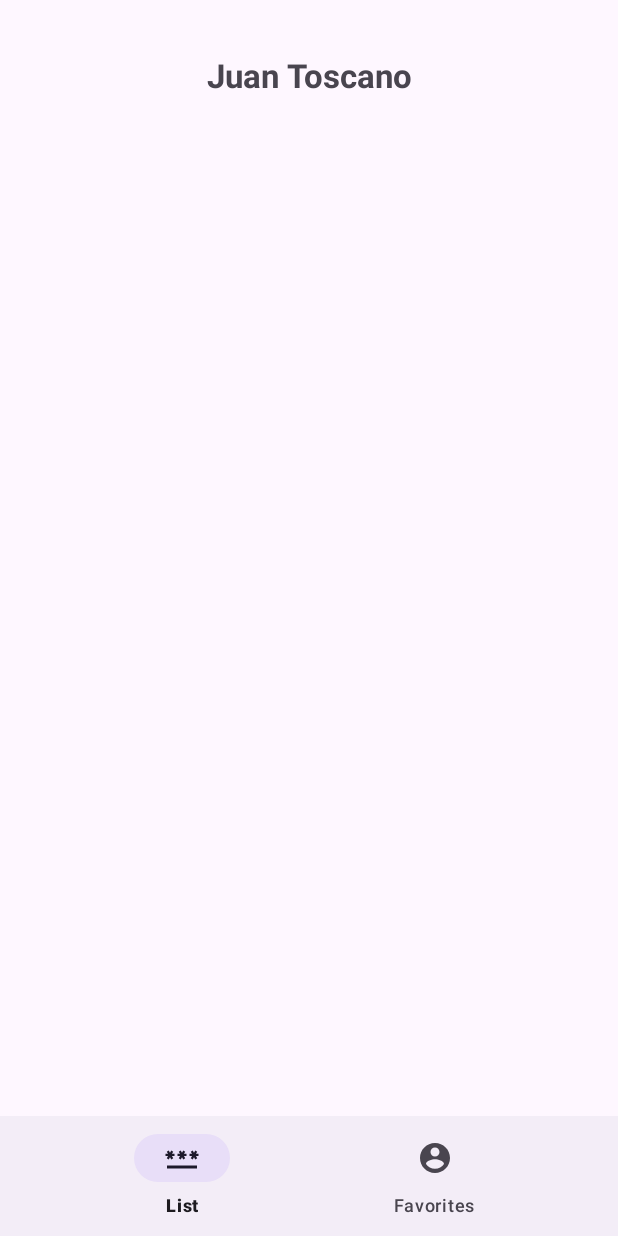
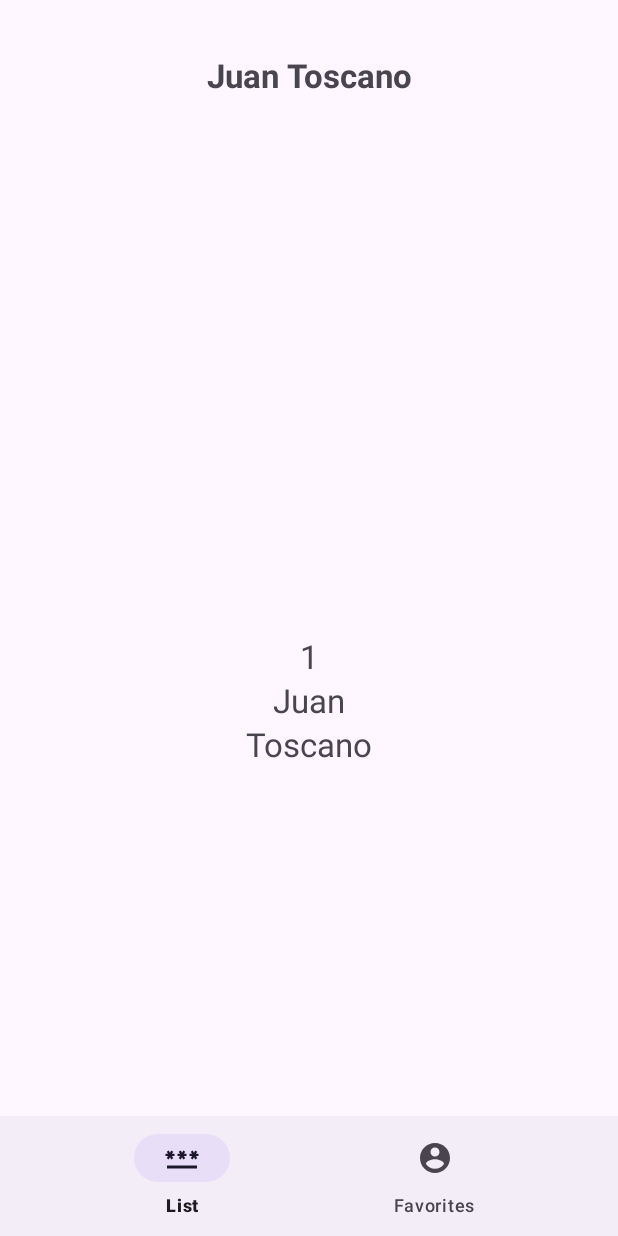
Before and after one commit to AndrToscano/test, an Android app: the screen it shows after launch (PrincipalActivity), on a phone screen of 412 x 824 dp. Run offline under Robolectric (Android 15) with nearby library versions, the phone set to English and light mode, and no system bars; our stand-ins replace Room's generated code; Roboto replaces fonts that are not available here.

Commit message:
RecyclerView

```diff
--- a/app/src/main/java/com/toscano/test/ui/activities/PrincipalActivity.kt
+++ b/app/src/main/java/com/toscano/test/ui/activities/PrincipalActivity.kt
@@ -4,14 +4,17 @@ import androidx.appcompat.app.AppCompatActivity
 import android.os.Bundle
 import android.util.Log
 import androidx.lifecycle.lifecycleScope
+import androidx.recyclerview.widget.LinearLayoutManager
 import com.google.android.material.snackbar.Snackbar
 import com.toscano.test.R
 import com.toscano.test.core.Test
+import com.toscano.test.data.entities.Users
 import com.toscano.test.databinding.ActivityMainBinding
 import com.toscano.test.databinding.ActivityPrincipalBinding
 import com.toscano.test.logic.login.SignIn
 import com.toscano.test.ui.activities.fragments.FavoritesFragment
 import com.toscano.test.ui.activities.fragments.ListFragment
+import com.toscano.test.ui.adapters.UsersAdapter
 import com.toscano.test.ui.core.Constants
 import kotlinx.coroutines.Deferred
 import kotlinx.coroutines.Dispatchers
@@ -33,6 +36,8 @@ class PrincipalActivity : AppCompatActivity() {
 
         //Llama a la Base de Datos
         checkDataBase()
+
+        initRecyclerView()
 
         /*
         intent.extras.let {
@@ -162,10 +167,20 @@ class PrincipalActivity : AppCompatActivity() {
         }
          */
 
+        /*
+        // Base de Datos - Nueva modificacion
+        lifecycleScope.launch(Dispatchers.Main) {
+            val usrs = withContext(Dispatchers.IO){
+                getUsersList()
+            }
+            Log.d(Constants.TAG, usrs.toString())
+        }
+         */
+
 
         // De un hilo secuandario al Main
         lifecycleScope.launch(Dispatchers.IO) {
-            val usrs =SignIn(Test.getConnectionDB()!!).getAllUsers()
+            val usrs = SignIn(Test.getConnectionDB()!!).getAllUsers()
 
             withContext(Dispatchers.Main){
                 usrs
@@ -179,4 +194,22 @@ class PrincipalActivity : AppCompatActivity() {
         val b = a + " Toscano"
         return b
     }
+
+    private fun initRecyclerView(){
+
+        lifecycleScope.launch {
+            val usrs = withContext(Dispatchers.IO){
+                getUsersList()
+            }
+            //Instanciar el adapter
+            val adapter : UsersAdapter = UsersAdapter(usrs)
+            binding.rvUsers.adapter = adapter
+            binding.rvUsers.layoutManager = LinearLayoutManager(this@PrincipalActivity, LinearLayoutManager.VERTICAL, false)
+        }
+    }
+
+    //Consulta sin Corrutinas
+    suspend private fun getUsersList() : List<Users>{
+        return SignIn(Test.getConnectionDB()!!).getAllUsers()
+    }
 }
--- /dev/null
+++ b/app/src/main/java/com/toscano/test/ui/adapters/UsersAdapter.kt
@@ -0,0 +1,58 @@
+package com.toscano.test.ui.adapters
+
+import android.view.LayoutInflater
+import android.view.View
+import android.view.ViewGroup
+import androidx.recyclerview.widget.RecyclerView
+import com.toscano.test.R
+import com.toscano.test.data.entities.Users
+import com.toscano.test.databinding.UserLayoutItemsBinding
+
+class UsersAdapter (val listUsers: List<Users>) : RecyclerView.Adapter<UsersAdapter.ViewHolderUsers>() {
+
+    //Creamos una CLase ViewHolder
+    class ViewHolderUsers(view: View) : RecyclerView.ViewHolder(view){
+
+        //esta variable no necesita un lateinit para ser inicializda.
+        private var binding: UserLayoutItemsBinding = UserLayoutItemsBinding.bind(view)
+
+        //Encargada de la iteracion de cada usuario
+        fun render (item: Users) {
+
+            //Ingreso de datos que se implementaran en la Interfaz
+            binding.txtId.text = item.userId.toString()
+            binding.txtName.text = item.firstName.toString()
+            binding.txtLastName.text = item.lastName.toString()
+        }
+    }
+
+    //Implementacion de la Clases Abstractas
+    //Encargada de crear el Holder.
+    override fun onCreateViewHolder(parent: ViewGroup, viewType: Int): ViewHolderUsers {
+
+        //Encargado del inflado de la informacion
+        val inflater = LayoutInflater.from(parent.context)
+
+        //Se tiene el control del UsersItems
+        return ViewHolderUsers(inflater.inflate(R.layout.user_layout_items, parent,false))
+    }
+
+    //Se encarga de gestionar el numero de datos exsiten y ver cuantas posiciones tiene.
+    //Funcion {}
+    /*
+    override fun getItemCount(): Int {
+
+        return listUsers.size
+    }
+    */
+    //Funcion Lineal
+    override fun getItemCount(): Int = listUsers.size
+
+
+    //Ingresa cada uno de los elemoentos de las dos clases anteriores, los une y los envia.
+    override fun onBindViewHolder(holder: ViewHolderUsers, position: Int) {
+
+        holder.render(listUsers[position])
+    }
+
+}
--- a/app/src/main/res/layout/activity_principal.xml
+++ b/app/src/main/res/layout/activity_principal.xml
@@ -23,11 +23,19 @@
     <FrameLayout
         android:id="@+id/frame_container"
         android:layout_width="match_parent"
-        android:layout_height="0dp"
+        android:layout_height="1dp"
         app:layout_constraintBottom_toTopOf="@+id/bottom_navigation"
         app:layout_constraintEnd_toEndOf="parent"
         app:layout_constraintStart_toStartOf="parent"
         app:layout_constraintTop_toBottomOf="@+id/txtUser" />
+
+    <androidx.recyclerview.widget.RecyclerView
+        android:id="@+id/rvUsers"
+        android:layout_width="409dp"
+        android:layout_height="275dp"
+        app:layout_constraintEnd_toEndOf="parent"
+        app:layout_constraintStart_toStartOf="parent"
+        app:layout_constraintTop_toBottomOf="@+id/frame_container" />
 
     <com.google.android.material.bottomnavigation.BottomNavigationView
         android:id="@+id/bottom_navigation"
--- /dev/null
+++ b/app/src/main/res/layout/user_layout_items.xml
@@ -0,0 +1,32 @@
+<?xml version="1.0" encoding="utf-8"?>
+<LinearLayout xmlns:android="http://schemas.android.com/apk/res/android"
+    xmlns:tools="http://schemas.android.com/tools"
+    android:orientation="vertical"
+    android:layout_width="match_parent"
+    android:layout_height="match_parent">
+
+    <TextView
+        android:id="@+id/txtId"
+        android:layout_width="match_parent"
+        android:layout_height="wrap_content"
+        android:gravity="center"
+        android:textSize="@dimen/text_normal_size"
+        tools:text= "ID"/>
+
+    <TextView
+        android:id="@+id/txtName"
+        android:layout_width="match_parent"
+        android:layout_height="wrap_content"
+        android:gravity="center"
+        android:textSize="@dimen/text_normal_size"
+        tools:text= "NOMBRE"/>
+
+    <TextView
+        android:id="@+id/txtLastName"
+        android:layout_width="match_parent"
+        android:layout_height="wrap_content"
+        android:gravity="center"
+        android:textSize="@dimen/text_normal_size"
+        tools:text= "APELLIDO"/>
+
+</LinearLayout>
```
